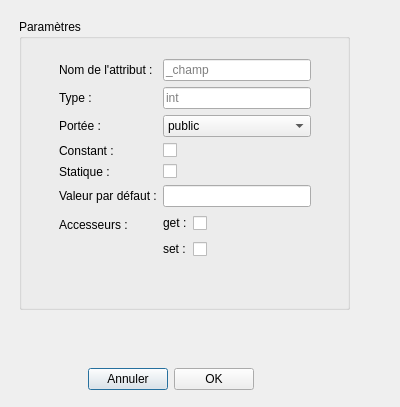
First picture: the form in metacc/ui/fieldmemberwindow.ui, repository rovalette/metacc, before the edit.
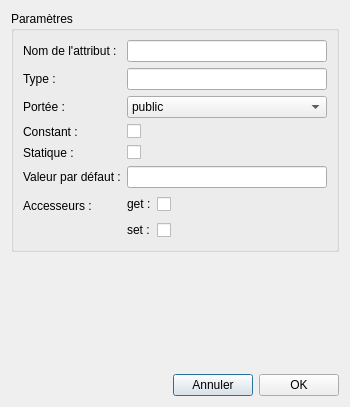
Second picture: the form after the edit. Icons and pictures are not drawn.

Commit message: updated ui for field member management

The edit to the form file:
```diff
--- a/metacc/ui/fieldmemberwindow.ui
+++ b/metacc/ui/fieldmemberwindow.ui
@@ -6,7 +6,7 @@
    <rect>
     <x>0</x>
     <y>0</y>
-    <width>400</width>
+    <width>350</width>
     <height>407</height>
    </rect>
   </property>
@@ -16,74 +16,14 @@
   <property name="modal">
    <bool>true</bool>
   </property>
-  <widget class="QWidget" name="horizontalLayoutWidget">
-   <property name="geometry">
-    <rect>
-     <x>12</x>
-     <y>363</y>
-     <width>242</width>
-     <height>32</height>
-    </rect>
-   </property>
-   <layout class="QHBoxLayout" name="horizontalLayout">
+  <layout class="QVBoxLayout" name="verticalLayout_2">
     <item>
-     <spacer name="horizontalSpacer">
-      <property name="orientation">
-       <enum>Qt::Horizontal</enum>
-      </property>
-      <property name="sizeHint" stdset="0">
-       <size>
-        <width>40</width>
-        <height>20</height>
-       </size>
-      </property>
-     </spacer>
-    </item>
-    <item>
-     <widget class="QPushButton" name="pushButton_Cancel">
-      <property name="text">
-       <string>Annuler</string>
-      </property>
-      <property name="icon">
-       <iconset resource="../resources/resources.qrc">
-        <normaloff>:/images/images/annuler.png</normaloff>:/images/images/annuler.png</iconset>
-      </property>
-     </widget>
-    </item>
-    <item>
-     <widget class="QPushButton" name="pushButton_OK">
-      <property name="text">
-       <string>OK</string>
-      </property>
-      <property name="icon">
-       <iconset resource="../resources/resources.qrc">
-        <normaloff>:/images/images/valider.png</normaloff>:/images/images/valider.png</iconset>
-      </property>
-     </widget>
-    </item>
-   </layout>
-  </widget>
   <widget class="QGroupBox" name="groupBox">
-   <property name="geometry">
-    <rect>
-     <x>19</x>
-     <y>19</y>
-     <width>331</width>
-     <height>291</height>
-    </rect>
-   </property>
    <property name="title">
     <string>Paramètres</string>
    </property>
-   <widget class="QWidget" name="formLayoutWidget">
-    <property name="geometry">
-     <rect>
-      <x>40</x>
-      <y>40</y>
-      <width>252</width>
-      <height>229</height>
-     </rect>
-    </property>
+     <layout class="QVBoxLayout" name="verticalLayout">
+      <item>
     <layout class="QFormLayout" name="formLayout">
      <item row="0" column="0">
       <widget class="QLabel" name="label">
@@ -95,7 +35,7 @@
      <item row="0" column="1">
       <widget class="QLineEdit" name="lineEdit_Name">
        <property name="placeholderText">
-        <string>_champ</string>
+           <string/>
        </property>
       </widget>
      </item>
@@ -109,7 +49,7 @@
      <item row="1" column="1">
       <widget class="QLineEdit" name="lineEdit_Type">
        <property name="placeholderText">
-        <string>int</string>
+           <string/>
        </property>
       </widget>
      </item>
@@ -213,15 +153,70 @@
        <item row="1" column="1">
         <widget class="QCheckBox" name="checkBox_Set">
          <property name="text">
-          <string> </string>
+             <string>  </string>
          </property>
         </widget>
        </item>
       </layout>
      </item>
     </layout>
-   </widget>
-  </widget>
+      </item>
+     </layout>
+    </widget>
+   </item>
+   <item>
+    <spacer name="verticalSpacer">
+     <property name="orientation">
+      <enum>Qt::Vertical</enum>
+     </property>
+     <property name="sizeHint" stdset="0">
+      <size>
+       <width>20</width>
+       <height>56</height>
+      </size>
+     </property>
+    </spacer>
+   </item>
+   <item>
+    <layout class="QHBoxLayout" name="horizontalLayout">
+     <item>
+      <spacer name="horizontalSpacer">
+       <property name="orientation">
+        <enum>Qt::Horizontal</enum>
+       </property>
+       <property name="sizeHint" stdset="0">
+        <size>
+         <width>40</width>
+         <height>20</height>
+        </size>
+       </property>
+      </spacer>
+     </item>
+     <item>
+      <widget class="QPushButton" name="pushButton_Cancel">
+       <property name="text">
+        <string>Annuler</string>
+       </property>
+       <property name="icon">
+        <iconset resource="../resources/resources.qrc">
+         <normaloff>:/images/images/annuler.png</normaloff>:/images/images/annuler.png</iconset>
+       </property>
+      </widget>
+     </item>
+     <item>
+      <widget class="QPushButton" name="pushButton_OK">
+       <property name="text">
+        <string>OK</string>
+       </property>
+       <property name="icon">
+        <iconset resource="../resources/resources.qrc">
+         <normaloff>:/images/images/valider.png</normaloff>:/images/images/valider.png</iconset>
+       </property>
+      </widget>
+     </item>
+    </layout>
+   </item>
+  </layout>
  </widget>
  <resources>
   <include location="../resources/resources.qrc"/>
```
Lines whose indentation alone changed are shown as unchanged. The commit also changes 3 other files.
